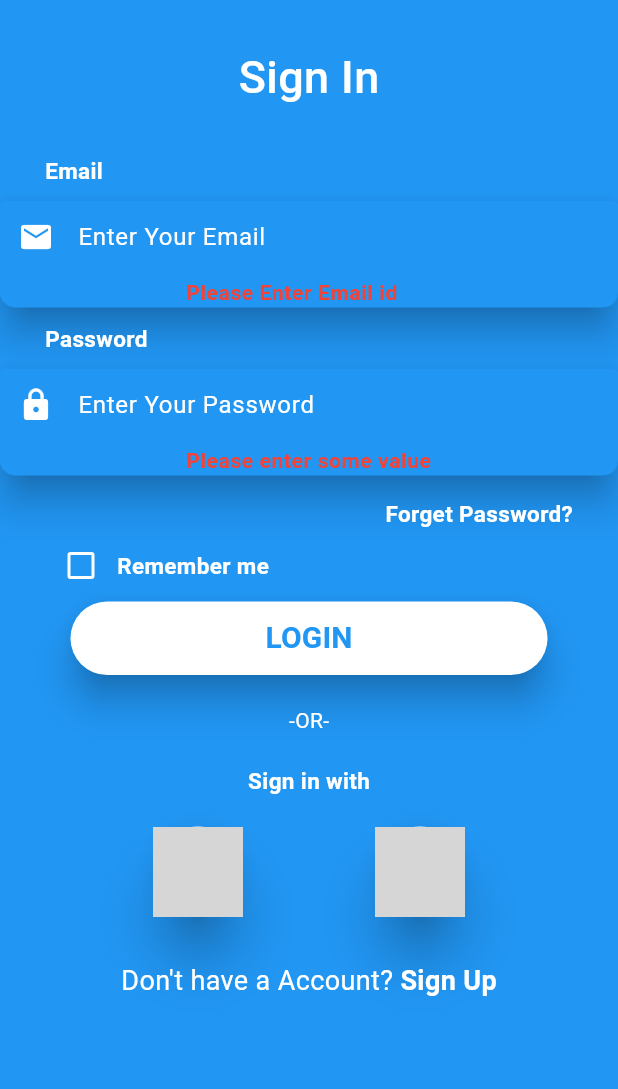
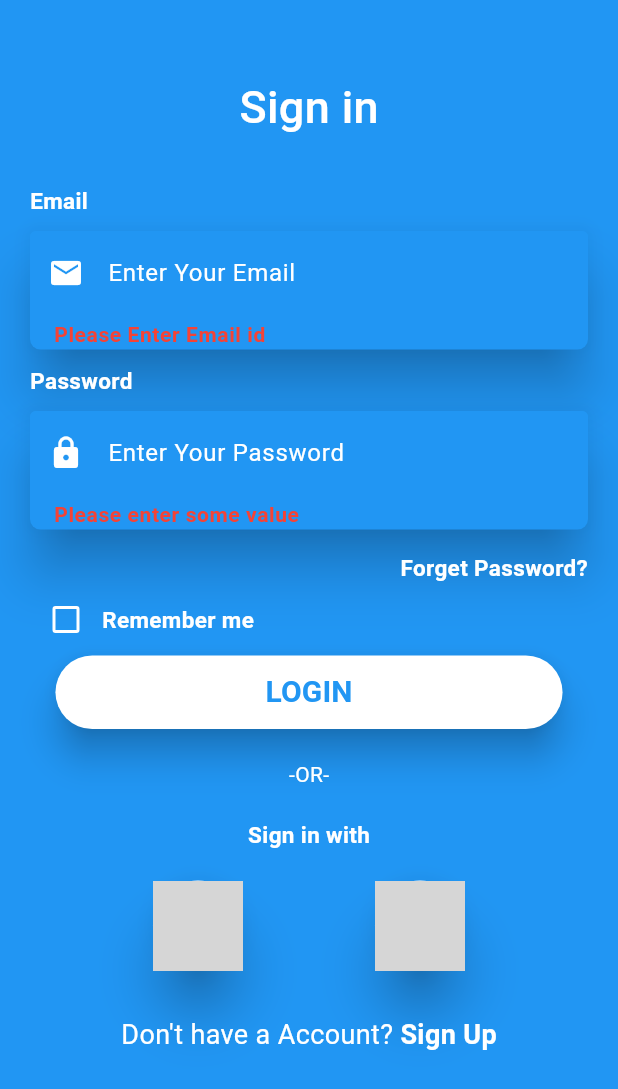
Before and after one commit to Harshpreet777/Login_repo, a Flutter app: the screen it shows after launch, after a tap on "LOGIN", on a phone screen of 412 x 824 dp. Shown: the top 1089 px of the screen. Run offline on Flutter 3.47's test engine with Material 2 defaults, Android fonts, the phone set to English and light mode, and no system bars; network calls fail; grey boxes are pictures that could not be loaded.

Commit message:
lib update

```diff
--- a/lib/screens/login_page.dart
+++ b/lib/screens/login_page.dart
@@ -2,13 +2,13 @@ import 'dart:developer';
 
 import 'package:flutter/material.dart';
 import 'package:sign/screens/home_screen.dart';
+import 'package:sign/util/string_constant.dart';
 
 import 'package:sign/widget/text_field.dart';
 
 class LoginPage extends StatefulWidget {
   final ValueChanged<String>? onSubmit;
   const LoginPage({super.key, this.onSubmit});
-
 
   @override
   State<LoginPage> createState() => _LoginClassState();
@@ -17,16 +17,35 @@ class LoginPage extends StatefulWidget {
 class _LoginClassState extends State<LoginPage> {
   final _formKey = GlobalKey<FormState>();
   // final String _name = '';
-  final TextEditingController _controller=TextEditingController();
-  final TextEditingController _controller2=TextEditingController();
+  final TextEditingController _controller = TextEditingController();
+  final TextEditingController _controller2 = TextEditingController();
 
   @override
-void dispose(){
+  void initState() {
+    debugPrint('==Init State==');
+
+    super.initState();
+  }
+
+  @override
+  void didChangeDependencies() {
+    debugPrint('==didChange State==');
+    super.didChangeDependencies();
+
+  }
+  @override
+  void didUpdateWidget(covariant LoginPage oldWidget) {
+   debugPrint('++++++Widget Updated++++++++++');
+    super.didUpdateWidget(oldWidget);
+  }
+  @override
+  void dispose() {
     _controller.dispose();
-  debugPrint("statement");
+    debugPrint("dispose");
     log("message");
     super.dispose();
   }
+
   @override
   Widget build(BuildContext context) {
     return Scaffold(
@@ -35,7 +54,9 @@ void dispose(){
         key: _formKey,
         child: ListView(children: [
           Container(
-            width: MediaQuery.of(context).size.width,
+            // width: MediaQuery.of(context).size.width,
+            padding: const EdgeInsets.all(20),
+
             color: Colors.blue,
             child: Column(
               mainAxisAlignment: MainAxisAlignment.start,
@@ -43,9 +64,9 @@ void dispose(){
                 const SizedBox(
                   height: 30,
                 ),
-                const Text(
-                  'Sign In',
-                  style: TextStyle(
+                 Text(
+                  StringConstant.signIn,
+                  style: const TextStyle(
                       color: Colors.white,
                       fontSize: 30,
                       fontWeight: FontWeight.w500),
@@ -55,9 +76,7 @@ void dispose(){
                 ),
                 Container(
                   alignment: Alignment.topLeft,
-                  padding: const EdgeInsets.only(left: 30),
                   color: Colors.blue,
-
                   child: const Text(
                     'Email',
                     style: TextStyle(
@@ -90,11 +109,7 @@ void dispose(){
                 //       ),
                 //     )),
                 TextFieldWidget(
-
-
-                  //controller: _controller,
-                  controller:_controller,
-
+                    controller: _controller,
                     validator: (value) {
                       if (value == null || value.isEmpty) {
                         return 'Please Enter Email id';
@@ -102,7 +117,7 @@ void dispose(){
                       if (value.length < 4) {
                         return 'Too Short';
                       }
-                      if(!value.contains('@')){
+                      if (!value.contains('@')) {
                         return '@ is required';
                       }
                       return null;
@@ -115,9 +130,6 @@ void dispose(){
                 ),
                 Container(
                   alignment: Alignment.topLeft,
-                  padding: const EdgeInsets.only(left: 30),
-
-
                   child: const Text(
                     'Password',
                     style: TextStyle(
@@ -166,18 +178,16 @@ void dispose(){
                     }
                     return null;
                   },
-
-
                   obscuretext: true,
                   hinttext: 'Enter Your Password',
                   images: (Icons.lock),
                 ),
+
                 const SizedBox(
                   height: 15,
                 ),
                 Container(
                     alignment: Alignment.bottomRight,
-                    padding: const EdgeInsets.only(right: 30),
                     child: const Text(
                       'Forget Password?',
                       style: TextStyle(
@@ -187,7 +197,6 @@ void dispose(){
                     )),
                 Container(
                     alignment: Alignment.topLeft,
-                    padding: const EdgeInsets.only(left: 30),
                     child: const Row(
                       children: [
                         Checkbox(
@@ -296,8 +305,8 @@ void dispose(){
       style: const ButtonStyle(
           backgroundColor: MaterialStatePropertyAll(Colors.white),
           elevation: MaterialStatePropertyAll(10),
-                    padding: MaterialStatePropertyAll(
-                        EdgeInsets.fromLTRB(130, 10, 130, 10)),
+          padding:
+              MaterialStatePropertyAll(EdgeInsets.fromLTRB(140, 10, 140, 10)),
           shadowColor: MaterialStatePropertyAll(Colors.black)),
       onPressed: () {
         if (_formKey.currentState!.validate()) {
@@ -309,19 +318,16 @@ void dispose(){
                     color: Colors.blue,
                     fontSize: 20,
                     fontWeight: FontWeight.bold),
-                        )
-                        )
-                        );
-                  //  return  _name.isNotEmpty ? widget.onSubmit!(_name):null;
-                  Navigator.push(context, MaterialPageRoute(builder: ((context) => const HomeScreen())));
+              )));
+
+          Navigator.push(context,
+              MaterialPageRoute(builder: ((context) => const HomeScreen())));
         }
       },
       child: const Text(
         'LOGIN',
         style: TextStyle(
-                      color: Colors.blue,
-                      fontSize: 20,
-                      fontWeight: FontWeight.bold),
+            color: Colors.blue, fontSize: 20, fontWeight: FontWeight.bold),
       ),
     );
   }
--- /dev/null
+++ b/lib/util/string_constant.dart
@@ -0,0 +1,3 @@
+class StringConstant{
+  static String signIn='Sign in';
+}
--- a/lib/widget/text_field.dart
+++ b/lib/widget/text_field.dart
@@ -23,9 +23,10 @@ class TextFieldWidget extends StatelessWidget {
 
          Material(
 
-          elevation: 10,
+
+          elevation: 15,
           shadowColor: Colors.black,
-          borderRadius: BorderRadius.circular(10),
+          borderRadius: BorderRadius.circular(7),
           color: Colors.blue,
 
 
@@ -47,7 +48,7 @@ class TextFieldWidget extends StatelessWidget {
                 errorBorder: const OutlineInputBorder(
                     borderSide: BorderSide(color: Colors.blue)),
                     errorStyle:const TextStyle(color: Colors.red,fontSize: 14,fontWeight: FontWeight.w600),
-                    contentPadding: const EdgeInsets.symmetric(horizontal: 120),
+
                 prefixIcon: Icon(images),
                 prefixIconColor: Colors.white,
                 hintText: hinttext,
```
Also changed, not shown: lib/screens/home_screen.dart (+19 -4 lines). Lines whose indentation alone changed are shown as unchanged.
